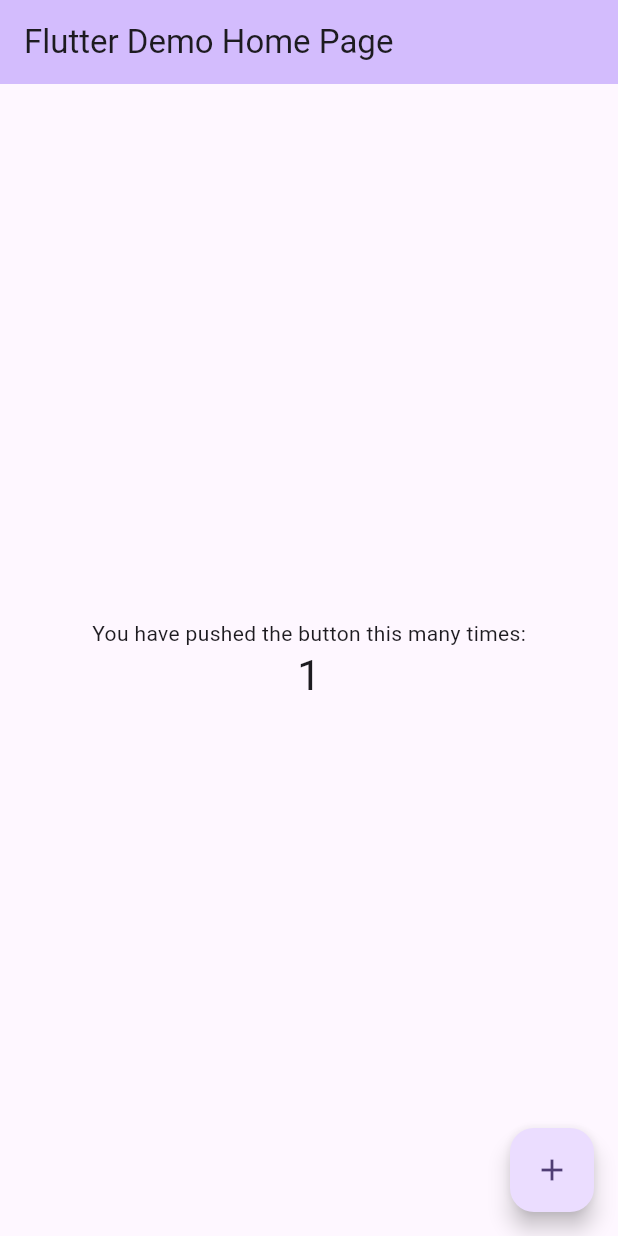
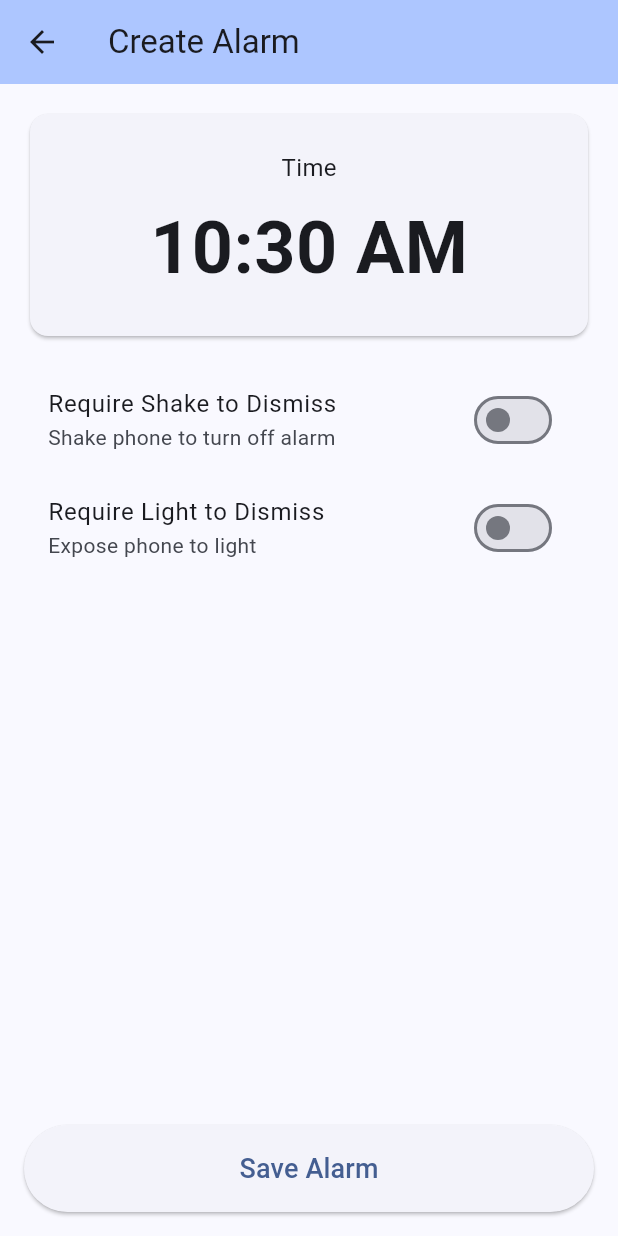
Before and after one commit to DanielButlerIsMyName/getup, a Flutter app: the screen it shows after launch, after a tap on the "add" icon, on a phone screen of 412 x 824 dp. Run offline on Flutter 3.47's test engine with Material 3 defaults, Android fonts, the phone set to English and light mode, and no system bars; our stand-ins replace flutter_local_notifications, just_audio, permission_handler, sensors_plus, shared_preferences, vibration; missing offline and left inert: alarm.

Commit message:
create alarm works and alarm makes noise
# Conflicts:
#	macos/Flutter/GeneratedPluginRegistrant.swift
#	pubspec.lock

```diff
--- a/lib/main.dart
+++ b/lib/main.dart
@@ -1,122 +1,33 @@
+import 'package:alarm/alarm.dart';
 import 'package:flutter/material.dart';
+import 'package:permission_handler/permission_handler.dart';
 
-void main() {
+import 'screens/home_screen.dart';
+
+void main() async {
+  WidgetsFlutterBinding.ensureInitialized();
+  await Alarm.init();
+  await _requestPermissions();
   runApp(const MyApp());
+}
+
+Future<void> _requestPermissions() async {
+  await Permission.scheduleExactAlarm.request();
+  await Permission.ignoreBatteryOptimizations.request();
 }
 
 class MyApp extends StatelessWidget {
   const MyApp({super.key});
 
-  // This widget is the root of your application.
   @override
   Widget build(BuildContext context) {
     return MaterialApp(
-      title: 'Flutter Demo',
+      title: 'Alarm Clock',
       theme: ThemeData(
-        // This is the theme of your application.
-        //
-        // TRY THIS: Try running your application with "flutter run". You'll see
-        // the application has a purple toolbar. Then, without quitting the app,
-        // try changing the seedColor in the colorScheme below to Colors.green
-        // and then invoke "hot reload" (save your changes or press the "hot
-        // reload" button in a Flutter-supported IDE, or press "r" if you used
-        // the command line to start the app).
-        //
-        // Notice that the counter didn't reset back to zero; the application
-        // state is not lost during the reload. To reset the state, use hot
-        // restart instead.
-        //
-        // This works for code too, not just values: Most code changes can be
-        // tested with just a hot reload.
-        colorScheme: ColorScheme.fromSeed(seedColor: Colors.deepPurple),
+        colorScheme: ColorScheme.fromSeed(seedColor: Colors.blueAccent),
+        useMaterial3: true,
       ),
-      home: const MyHomePage(title: 'Flutter Demo Home Page'),
+      home: const HomeScreen(),
     );
   }
 }
-
-class MyHomePage extends StatefulWidget {
-  const MyHomePage({super.key, required this.title});
-
-  // This widget is the home page of your application. It is stateful, meaning
-  // that it has a State object (defined below) that contains fields that affect
-  // how it looks.
-
-  // This class is the configuration for the state. It holds the values (in this
-  // case the title) provided by the parent (in this case the App widget) and
-  // used by the build method of the State. Fields in a Widget subclass are
-  // always marked "final".
-
-  final String title;
-
-  @override
-  State<MyHomePage> createState() => _MyHomePageState();
-}
-
-class _MyHomePageState extends State<MyHomePage> {
-  int _counter = 0;
-
-  void _incrementCounter() {
-    setState(() {
-      // This call to setState tells the Flutter framework that something has
-      // changed in this State, which causes it to rerun the build method below
-      // so that the display can reflect the updated values. If we changed
-      // _counter without calling setState(), then the build method would not be
-      // called again, and so nothing would appear to happen.
-      _counter++;
-    });
-  }
-
-  @override
-  Widget build(BuildContext context) {
-    // This method is rerun every time setState is called, for instance as done
-    // by the _incrementCounter method above.
-    //
-    // The Flutter framework has been optimized to make rerunning build methods
-    // fast, so that you can just rebuild anything that needs updating rather
-    // than having to individually change instances of widgets.
-    return Scaffold(
-      appBar: AppBar(
-        // TRY THIS: Try changing the color here to a specific color (to
-        // Colors.amber, perhaps?) and trigger a hot reload to see the AppBar
-        // change color while the other colors stay the same.
-        backgroundColor: Theme.of(context).colorScheme.inversePrimary,
-        // Here we take the value from the MyHomePage object that was created by
-        // the App.build method, and use it to set our appbar title.
-        title: Text(widget.title),
-      ),
-      body: Center(
-        // Center is a layout widget. It takes a single child and positions it
-        // in the middle of the parent.
-        child: Column(
-          // Column is also a layout widget. It takes a list of children and
-          // arranges them vertically. By default, it sizes itself to fit its
-          // children horizontally, and tries to be as tall as its parent.
-          //
-          // Column has various properties to control how it sizes itself and
-          // how it positions its children. Here we use mainAxisAlignment to
-          // center the children vertically; the main axis here is the vertical
-          // axis because Columns are vertical (the cross axis would be
-          // horizontal).
-          //
-          // TRY THIS: Invoke "debug painting" (choose the "Toggle Debug Paint"
-          // action in the IDE, or press "p" in the console), to see the
-          // wireframe for each widget.
-          mainAxisAlignment: MainAxisAlignment.center,
-          children: <Widget>[
-            const Text('You have pushed the button this many times:'),
-            Text(
-              '$_counter',
-              style: Theme.of(context).textTheme.headlineMedium,
-            ),
-          ],
-        ),
-      ),
-      floatingActionButton: FloatingActionButton(
-        onPressed: _incrementCounter,
-        tooltip: 'Increment',
-        child: const Icon(Icons.add),
-      ), // This trailing comma makes auto-formatting nicer for build methods.
-    );
-  }
-}
--- /dev/null
+++ b/lib/screens/create_alarm_screen.dart
@@ -0,0 +1,156 @@
+import 'package:flutter/material.dart';
+import '../models/alarm_model.dart';
+import '../services/storage_service.dart';
+import '../services/alarm_service.dart';
+
+class CreateAlarmScreen extends StatefulWidget {
+  const CreateAlarmScreen({super.key});
+
+  @override
+  State<CreateAlarmScreen> createState() => _CreateAlarmScreenState();
+}
+
+class _CreateAlarmScreenState extends State<CreateAlarmScreen> {
+  final StorageService _storageService = StorageService();
+  final AlarmManagerService _alarmManager = AlarmManagerService();
+
+  TimeOfDay _selectedTime = TimeOfDay.now();
+  bool _requireShake = false;
+  bool _requireLight = false;
+
+  Future<void> _selectTime() async {
+    final TimeOfDay? picked = await showTimePicker(
+      context: context,
+      initialTime: _selectedTime,
+    );
+    if (picked != null) {
+      setState(() {
+        _selectedTime = picked;
+      });
+    }
+  }
+
+  Future<void> _saveAlarm() async {
+    final now = DateTime.now();
+    DateTime scheduledTime = DateTime(
+      now.year,
+      now.month,
+      now.day,
+      _selectedTime.hour,
+      _selectedTime.minute,
+    );
+
+    if (scheduledTime.isBefore(now)) {
+      scheduledTime = scheduledTime.add(const Duration(days: 1));
+    }
+
+    debugPrint('Creating alarm for: $scheduledTime');
+    debugPrint('Current time: $now');
+    debugPrint('Time until alarm: ${scheduledTime.difference(now)}');
+
+    final alarms = await _storageService.loadAlarms();
+    final newId = alarms.isEmpty ? 1 : alarms.map((a) => a.id).reduce((a, b) => a > b ? a : b) + 1;
+
+    final alarm = AlarmModel(
+      id: newId,
+      scheduledTime: scheduledTime,
+      requireShake: _requireShake,
+      requireLight: _requireLight,
+    );
+
+    alarms.add(alarm);
+    await _storageService.saveAlarms(alarms);
+    await _alarmManager.scheduleAlarm(
+      alarm.id,
+      scheduledTime,
+      requireShake: _requireShake,
+      requireLight: _requireLight,
+    );
+
+    debugPrint('Alarm saved with ID: $newId');
+
+    if (mounted) {
+      ScaffoldMessenger.of(context).showSnackBar(
+        SnackBar(
+          content: Text('Alarm set for ${scheduledTime.hour}:${scheduledTime.minute.toString().padLeft(2, '0')}'),
+          duration: const Duration(seconds: 2),
+        ),
+      );
+      Navigator.pop(context, true);
+    }
+  }
+
+  @override
+  Widget build(BuildContext context) {
+    return Scaffold(
+      appBar: AppBar(
+        title: const Text('Create Alarm'),
+        backgroundColor: Theme.of(context).colorScheme.inversePrimary,
+      ),
+      body: Padding(
+        padding: const EdgeInsets.all(16.0),
+        child: Column(
+          crossAxisAlignment: CrossAxisAlignment.stretch,
+          children: [
+            Card(
+              child: InkWell(
+                onTap: _selectTime,
+                child: Padding(
+                  padding: const EdgeInsets.all(24.0),
+                  child: Column(
+                    children: [
+                      const Text(
+                        'Time',
+                        style: TextStyle(fontSize: 16),
+                      ),
+                      const SizedBox(height: 8),
+                      Text(
+                        _selectedTime.format(context),
+                        style: const TextStyle(
+                          fontSize: 48,
+                          fontWeight: FontWeight.bold,
+                        ),
+                      ),
+                    ],
+                  ),
+                ),
+              ),
+            ),
+            const SizedBox(height: 16),
+            SwitchListTile(
+              title: const Text('Require Shake to Dismiss'),
+              subtitle: const Text('Shake phone to turn off alarm'),
+              value: _requireShake,
+              onChanged: (value) {
+                setState(() {
+                  _requireShake = value;
+                });
+              },
+            ),
+            SwitchListTile(
+              title: const Text('Require Light to Dismiss'),
+              subtitle: const Text('Expose phone to light'),
+              value: _requireLight,
+              onChanged: (value) {
+                setState(() {
+                  _requireLight = value;
+                });
+              },
+            ),
+            const Spacer(),
+            ElevatedButton(
+              onPressed: _saveAlarm,
+              style: ElevatedButton.styleFrom(
+                padding: const EdgeInsets.all(16),
+              ),
+              child: const Text(
+                'Save Alarm',
+                style: TextStyle(fontSize: 18),
+              ),
+            ),
+          ],
+        ),
+      ),
+    );
+  }
+}
--- /dev/null
+++ b/lib/screens/home_screen.dart
@@ -0,0 +1,112 @@
+import 'package:flutter/material.dart';
+import 'dart:async';
+import 'dart:math';
+import '../models/alarm_model.dart';
+import '../services/storage_service.dart';
+import '../services/alarm_service.dart';
+import 'create_alarm_screen.dart';
+
+class HomeScreen extends StatefulWidget {
+  const HomeScreen({super.key});
+
+  @override
+  State<HomeScreen> createState() => _HomeScreenState();
+}
+
+class _HomeScreenState extends State<HomeScreen> {
+  final StorageService _storageService = StorageService();
+  final AlarmManagerService _alarmManager = AlarmManagerService();
+  List<AlarmModel> _alarms = [];
+
+  StreamSubscription<double>? _lightSubscription;
+
+  @override
+  void initState() {
+    super.initState();
+    _loadAlarms();
+  }
+
+  Future<void> _loadAlarms() async {
+    final alarms = await _storageService.loadAlarms();
+    setState(() {
+      _alarms = alarms;
+    });
+  }
+
+  Future<void> _deleteAlarm(int id) async {
+    await _alarmManager.cancelAlarm(id);
+    setState(() {
+      _alarms.removeWhere((alarm) => alarm.id == id);
+    });
+    await _storageService.saveAlarms(_alarms);
+  }
+
+  @override
+  Widget build(BuildContext context) {
+    return Scaffold(
+      appBar: AppBar(
+        title: const Text('Alarms'),
+        backgroundColor: Theme.of(context).colorScheme.inversePrimary,
+      ),
+      body: Column(
+        children: [
+          // Alarm list
+          Expanded(
+            child: _alarms.isEmpty
+                ? const Center(
+                    child: Text('No alarms set'),
+                  )
+                : ListView.builder(
+                    itemCount: _alarms.length,
+                    itemBuilder: (context, index) {
+                      final alarm = _alarms[index];
+                      return Card(
+                        margin: const EdgeInsets.symmetric(
+                          horizontal: 16,
+                          vertical: 8,
+                        ),
+                        child: ListTile(
+                          title: Text(
+                            '${alarm.scheduledTime.hour.toString().padLeft(2, '0')}:${alarm.scheduledTime.minute.toString().padLeft(2, '0')}',
+                            style: const TextStyle(
+                              fontSize: 24,
+                              fontWeight: FontWeight.bold,
+                            ),
+                          ),
+                          subtitle: Column(
+                            crossAxisAlignment: CrossAxisAlignment.start,
+                            children: [
+                              if (alarm.requireShake)
+                                const Text('🤝 Shake to dismiss'),
+                              if (alarm.requireLight)
+                                const Text('💡 Light to dismiss'),
+                            ],
+                          ),
+                          trailing: IconButton(
+                            icon: const Icon(Icons.delete),
+                            onPressed: () => _deleteAlarm(alarm.id),
+                          ),
+                        ),
+                      );
+                    },
+                  ),
+          ),
+        ],
+      ),
+      floatingActionButton: FloatingActionButton(
+        onPressed: () async {
+          final result = await Navigator.push(
+            context,
+            MaterialPageRoute(
+              builder: (context) => const CreateAlarmScreen(),
+            ),
+          );
+          if (result != null) {
+            _loadAlarms();
+          }
+        },
+        child: const Icon(Icons.add),
+      ),
+    );
+  }
+}
--- /dev/null
+++ b/lib/services/alarm_service.dart
@@ -0,0 +1,48 @@
+import 'package:alarm/alarm.dart';
+import 'package:flutter/material.dart';
+
+class AlarmManagerService {
+  static Future<void> initialize() async {
+    await Alarm.init();
+    debugPrint('Alarm service initialized');
+  }
+
+  Future<void> scheduleAlarm(int id, DateTime scheduledTime, {bool requireShake = false, bool requireLight = false}) async {
+    debugPrint('Scheduling alarm #$id for $scheduledTime');
+    debugPrint('Current time: ${DateTime.now()}');
+    debugPrint('Time until alarm: ${scheduledTime.difference(DateTime.now())}');
+
+    final alarmSettings = AlarmSettings(
+      id: id,
+      dateTime: scheduledTime,
+      assetAudioPath: 'assets/marimba.mp3',
+      loopAudio: true,
+      vibrate: true,
+      volumeSettings: const VolumeSettings.fixed(
+        volume: 1.0,
+        volumeEnforced: true,
+      ),
+      warningNotificationOnKill: true,
+      androidFullScreenIntent: true,
+      notificationSettings: const NotificationSettings(
+        title: 'ALARM!',
+        body: 'Time to wake up!',
+        stopButton: 'Stop',
+      ),
+    );
+
+    try {
+      await Alarm.set(alarmSettings: alarmSettings);
+      debugPrint('Alarm #$id scheduled successfully');
+    } catch (e, stack) {
+      debugPrint('Failed to schedule alarm: $e');
+      debugPrint('Stack trace: $stack');
+    }
+    debugPrint('Alarm #$id scheduled successfully');
+  }
+
+  Future<void> cancelAlarm(int id) async {
+    debugPrint('Cancelling alarm #$id');
+    await Alarm.stop(id);
+  }
+}
```
Also changed, not shown: pubspec.yaml (+18 -3 lines), 3 other files.
